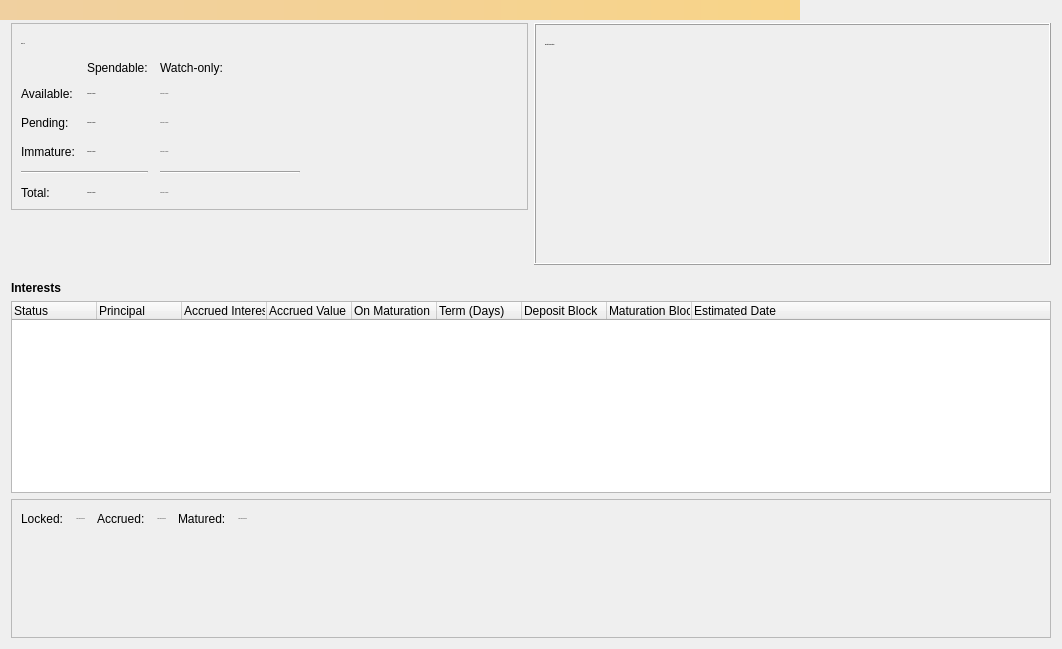
crptec/SUQA-CORE-POC, file src/qt/forms/overviewpage.ui: the form before one commit.
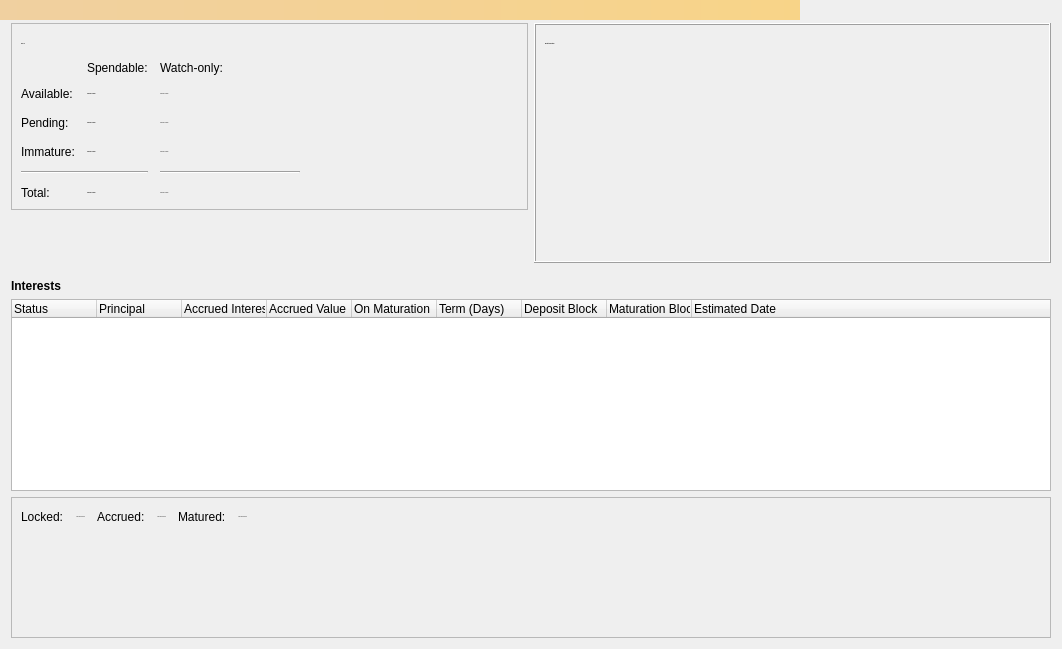
The form after the commit. Icons and pictures are not drawn.

Commit message: Fixed small visual problems.

Patch:
```diff
--- a/src/qt/forms/overviewpage.ui
+++ b/src/qt/forms/overviewpage.ui
@@ -2085,6 +2085,12 @@
               <property name="toolTip">
                <string>The displayed information may be out of date. Your wallet automatically synchronizes with the SUQA network after a connection is established, but this process has not completed yet.</string>
               </property>
+              <property name="styleSheet">
+               <string notr="true">QObject #labelTransactionsStatus {
+padding-right : 15px;
+}
+</string>
+              </property>
               <property name="text">
                <string/>
               </property>
@@ -2193,7 +2199,7 @@
        <string>Status</string>
       </property>
       <property name="textAlignment">
-       <set>AlignLeft|AlignVCenter</set>
+       <set>AlignLeading|AlignVCenter</set>
       </property>
      </column>
      <column>
@@ -2201,7 +2207,7 @@
        <string>Principal</string>
       </property>
       <property name="textAlignment">
-       <set>AlignLeft|AlignVCenter</set>
+       <set>AlignLeading|AlignVCenter</set>
       </property>
      </column>
      <column>
@@ -2209,7 +2215,7 @@
        <string>Accrued Interest</string>
       </property>
       <property name="textAlignment">
-       <set>AlignLeft|AlignVCenter</set>
+       <set>AlignLeading|AlignVCenter</set>
       </property>
      </column>
      <column>
@@ -2217,7 +2223,7 @@
        <string>Accrued Value</string>
       </property>
       <property name="textAlignment">
-       <set>AlignLeft|AlignVCenter</set>
+       <set>AlignLeading|AlignVCenter</set>
       </property>
      </column>
      <column>
@@ -2225,7 +2231,7 @@
        <string>On Maturation</string>
       </property>
       <property name="textAlignment">
-       <set>AlignLeft|AlignVCenter</set>
+       <set>AlignLeading|AlignVCenter</set>
       </property>
      </column>
      <column>
@@ -2233,7 +2239,7 @@
        <string>Term (Days)</string>
       </property>
       <property name="textAlignment">
-       <set>AlignLeft|AlignVCenter</set>
+       <set>AlignLeading|AlignVCenter</set>
       </property>
      </column>
      <column>
@@ -2241,7 +2247,7 @@
        <string>Deposit Block</string>
       </property>
       <property name="textAlignment">
-       <set>AlignLeft|AlignVCenter</set>
+       <set>AlignLeading|AlignVCenter</set>
       </property>
      </column>
      <column>
@@ -2249,7 +2255,7 @@
        <string>Maturation Block</string>
       </property>
       <property name="textAlignment">
-       <set>AlignLeft|AlignVCenter</set>
+       <set>AlignLeading|AlignVCenter</set>
       </property>
      </column>
      <column>
@@ -2257,7 +2263,7 @@
        <string>Estimated Date</string>
       </property>
       <property name="textAlignment">
-       <set>AlignLeft|AlignVCenter</set>
+       <set>AlignLeading|AlignVCenter</set>
       </property>
      </column>
     </widget>
```
Left out of the diff: 32 changed lines with no effect on the pictures.
